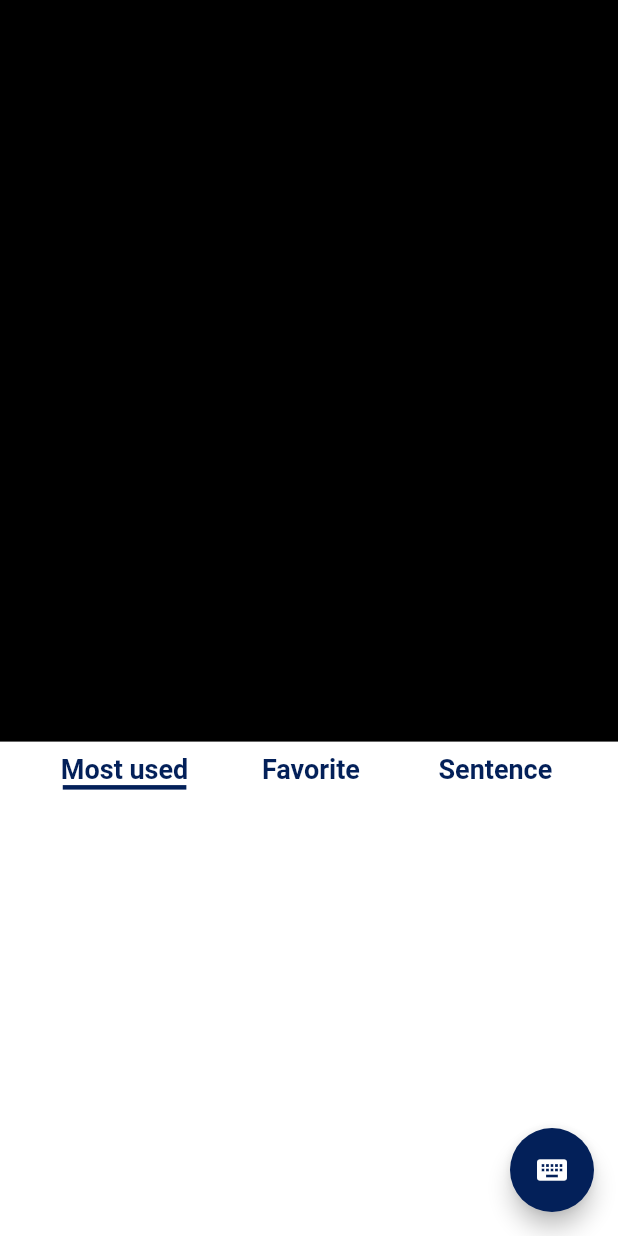
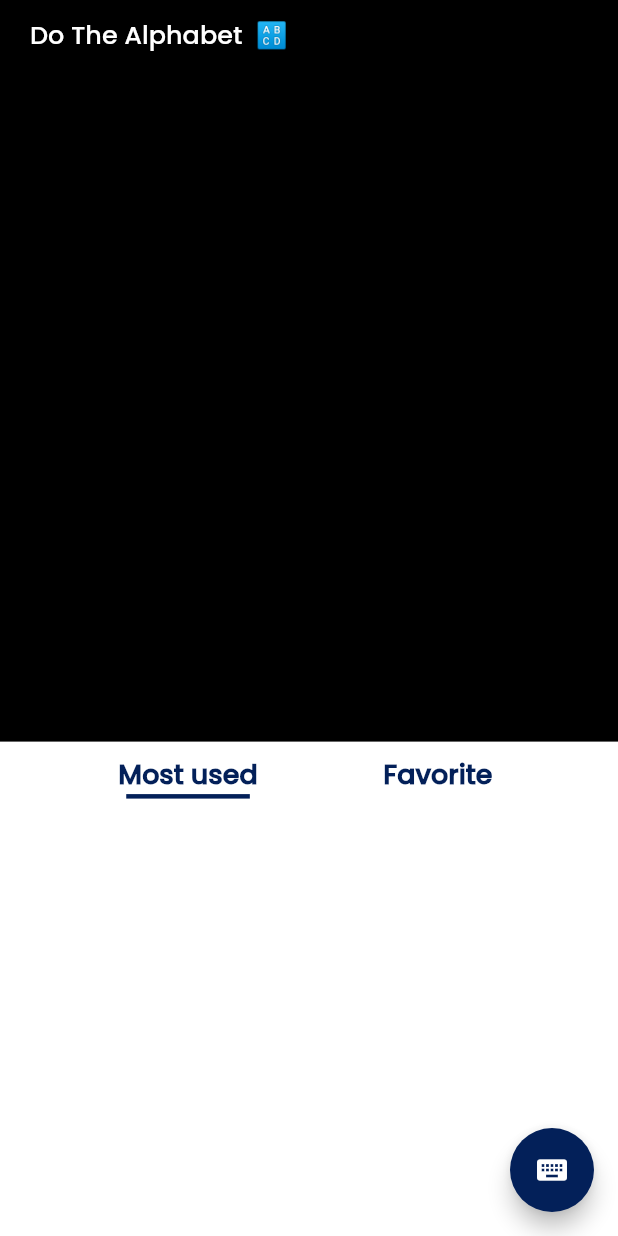
Before and after one commit to iamngoni/lingua, a Flutter app: the screen it shows after launch, on a phone screen of 412 x 824 dp. Run offline on Flutter 3.47's test engine with Material 2 defaults, Android fonts, the phone set to English and light mode, and no system bars; missing offline and left inert: image_sequence_animator.

Commit message:
removed unnecessary packages

```diff
--- a/lib/controllers/LetterController.dart
+++ b/lib/controllers/LetterController.dart
@@ -6,6 +6,7 @@ import 'package:lingua/models/letter.dart';
 
 class LettersController extends ChangeNotifier {
   List<Letter> _letters = [];
+  List<String> _words = [];
 
   init() async {
     String lettersJson =
@@ -15,7 +16,16 @@ class LettersController extends ChangeNotifier {
       _letters.add(Letter.fromMap(jt));
     }
     notifyListeners();
+
+    String wordsJson = await rootBundle.loadString("assets/data/words.json");
+    List jsnDt = json.decode(wordsJson);
+    for (var gt in jsnDt) {
+      _words.add(gt);
+    }
+
+    notifyListeners();
   }
 
   get letters => _letters;
+  get words => _words;
 }
--- a/lib/main.dart
+++ b/lib/main.dart
@@ -23,6 +23,7 @@ class MyApp extends StatelessWidget {
       title: 'Lingua',
       theme: ThemeData(
         primarySwatch: Colors.green,
+        fontFamily: 'Poppins',
       ),
       home: LinguaHome(),
     );
--- a/lib/pages/home.dart
+++ b/lib/pages/home.dart
@@ -12,12 +12,13 @@ class LinguaHome extends StatefulWidget {
 }
 
 class _LinguaHomeState extends State<LinguaHome> {
-  List<String> _tabs = ["Most used", "Favorite", "Sentence"];
+  List<String> _tabs = ["Most used", "Favorite"];
   int _index = 0;
   ImageSequenceAnimatorState offlineImageSequenceAnimator;
   bool _isOpen = false;
   bool shouldPlay = false;
   Letter _ltr;
+  TextEditingController _fieldController = new TextEditingController();
 
   void showUnShowField() {
     setState(() {
@@ -48,6 +49,15 @@ class _LinguaHomeState extends State<LinguaHome> {
     playVideo(images);
   }
 
+  reciteAlphabet() {
+    setState(() {
+      shouldPlay = false;
+    });
+    List<Letter> _letters =
+        Provider.of<LettersController>(context, listen: false).letters;
+    playVideo(_letters);
+  }
+
   Letter getWordImagePath(String character) {
     List<Letter> _letters =
         Provider.of<LettersController>(context, listen: false).letters;
@@ -63,7 +73,7 @@ class _LinguaHomeState extends State<LinguaHome> {
   void playVideo(List<Letter> images) async {
     int index = 0;
     int length = images.length;
-    setState(() {
+    setState(() async {
       _ltr = images[index];
       shouldPlay = true;
     });
@@ -79,6 +89,7 @@ class _LinguaHomeState extends State<LinguaHome> {
       });
       index = index + 1;
     }
+    _fieldController.clear();
   }
 
   @override
@@ -179,6 +190,11 @@ class _LinguaHomeState extends State<LinguaHome> {
                       height: 0,
                       width: 0,
                     ),
+              Positioned(
+                top: 10,
+                left: 20,
+                child: alphabetRecitor(),
+              ),
             ],
           ),
         ),
@@ -197,11 +213,13 @@ class _LinguaHomeState extends State<LinguaHome> {
           color: Colors.white,
         ),
         child: TextField(
+          controller: _fieldController,
           decoration: InputDecoration(
             labelText: "Word",
             border: InputBorder.none,
           ),
-          onSubmitted: (String word) => processWord(word),
+          onSubmitted: (String word) =>
+              processWord(word.replaceAll(new RegExp(r"\s+\b|\b\s"), "")),
         ),
       ),
       elevation: 5.0,
@@ -216,4 +234,17 @@ class _LinguaHomeState extends State<LinguaHome> {
       width: 0,
     );
   }
+
+  Widget alphabetRecitor() {
+    return GestureDetector(
+      onTap: reciteAlphabet,
+      child: Text(
+        "Do The Alphabet  🔠",
+        style: TextStyle(
+          color: Colors.white,
+          fontSize: 17,
+        ),
+      ),
+    );
+  }
 }
--- a/pubspec.yaml
+++ b/pubspec.yaml
@@ -15,8 +15,6 @@ dependencies:
   cupertino_icons: ^1.0.1
   provider:
   shared_preferences:
-  flutter_ffmpeg:
-  image_sequence_animator:
 
 dev_dependencies:
   flutter_test:
```
Also changed, not shown: assets/letters/d.png (added), pubspec.lock.
